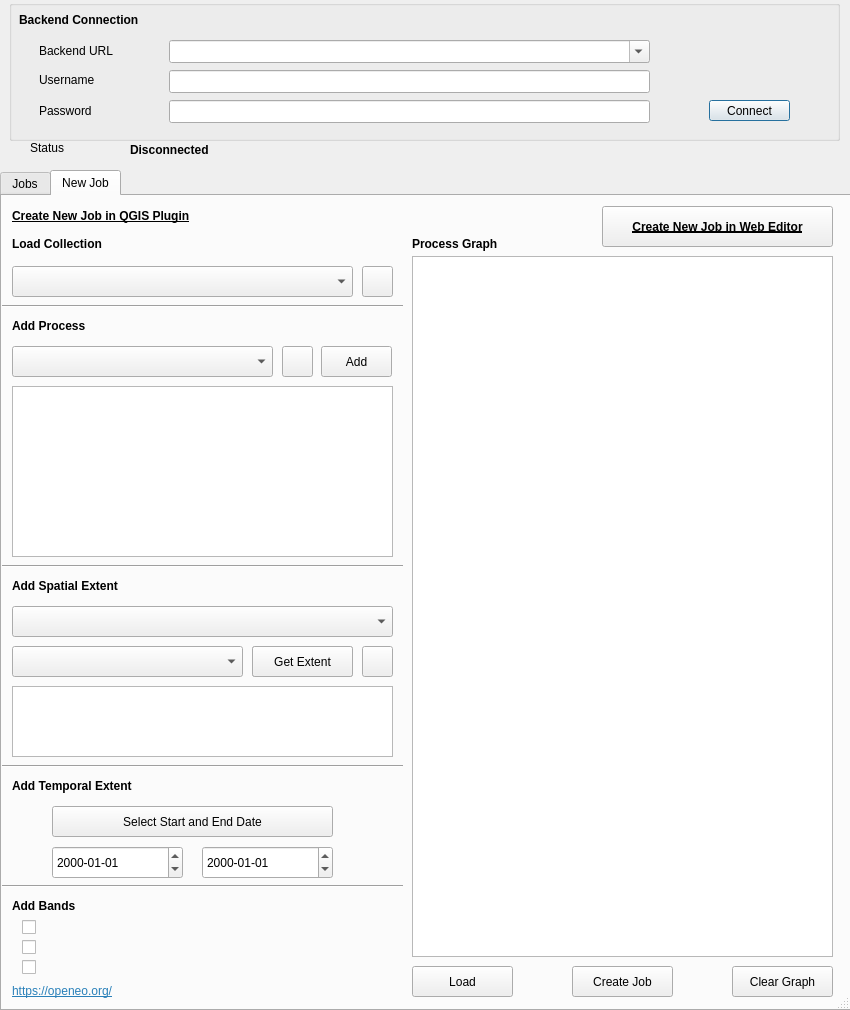
The window that openeo_connector_dialog_base.ui (Open-EO/openeo-qgis-plugin) describes before a commit, drawn with Qt 5.
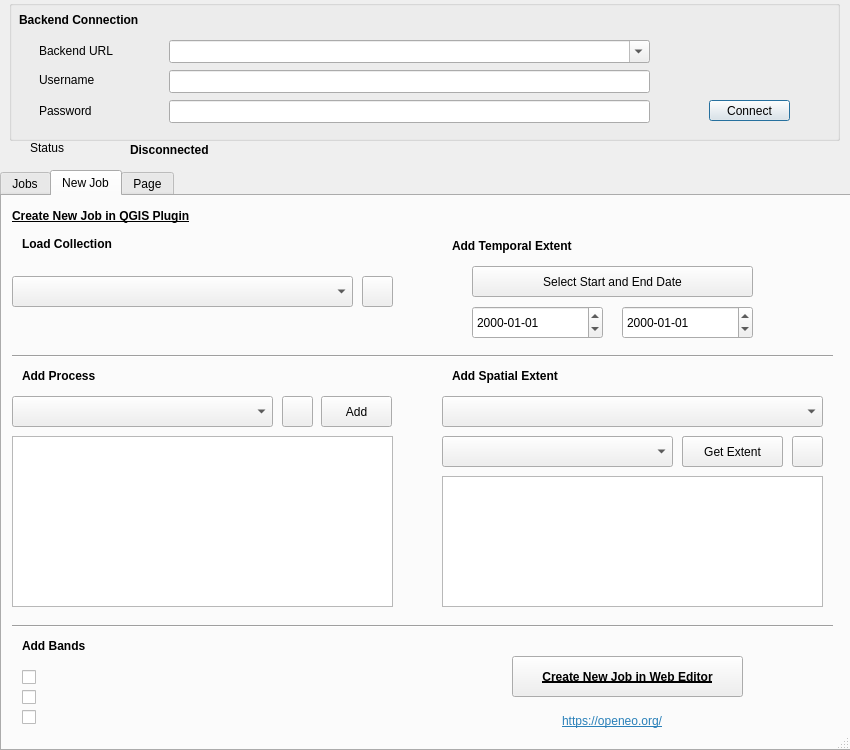
The same window after the commit. Icons and pictures are not drawn.

Commit message: recreated GUI - Issue 47

Patch:
```diff
--- a/openeo_connector_dialog_base.ui
+++ b/openeo_connector_dialog_base.ui
@@ -10,19 +10,19 @@
     <x>0</x>
     <y>0</y>
     <width>850</width>
-    <height>1010</height>
+    <height>750</height>
    </rect>
   </property>
   <property name="minimumSize">
    <size>
     <width>850</width>
-    <height>1000</height>
+    <height>750</height>
    </size>
   </property>
   <property name="maximumSize">
    <size>
-    <width>1275</width>
-    <height>1500</height>
+    <width>850</width>
+    <height>750</height>
    </size>
   </property>
   <property name="windowTitle">
@@ -193,7 +193,7 @@
      <x>0</x>
      <y>170</y>
      <width>851</width>
-     <height>841</height>
+     <height>581</height>
     </rect>
    </property>
    <property name="minimumSize">
@@ -294,24 +294,11 @@
     <attribute name="title">
      <string>New Job</string>
     </attribute>
-    <widget class="QPushButton" name="sendButton">
-     <property name="geometry">
-      <rect>
-       <x>570</x>
-       <y>770</y>
-       <width>101</width>
-       <height>31</height>
-      </rect>
-     </property>
-     <property name="text">
-      <string>Create Job</string>
-     </property>
-    </widget>
     <widget class="QComboBox" name="collectionBox">
      <property name="geometry">
       <rect>
        <x>10</x>
-       <y>70</y>
+       <y>80</y>
        <width>341</width>
        <height>31</height>
       </rect>
@@ -321,7 +308,7 @@
      <property name="geometry">
       <rect>
        <x>10</x>
-       <y>150</y>
+       <y>200</y>
        <width>261</width>
        <height>31</height>
       </rect>
@@ -331,7 +318,7 @@
      <property name="geometry">
       <rect>
        <x>319</x>
-       <y>150</y>
+       <y>200</y>
        <width>71</width>
        <height>31</height>
       </rect>
@@ -343,7 +330,7 @@
     <widget class="QLabel" name="label_6">
      <property name="geometry">
       <rect>
-       <x>10</x>
+       <x>20</x>
        <y>40</y>
        <width>131</width>
        <height>16</height>
@@ -356,8 +343,8 @@
     <widget class="QLabel" name="label_7">
      <property name="geometry">
       <rect>
-       <x>10</x>
-       <y>120</y>
+       <x>20</x>
+       <y>170</y>
        <width>101</width>
        <height>20</height>
       </rect>
@@ -369,48 +356,12 @@
       <set>Qt::AlignLeading|Qt::AlignLeft|Qt::AlignVCenter</set>
      </property>
     </widget>
-    <widget class="QPushButton" name="clearButton">
-     <property name="geometry">
-      <rect>
-       <x>730</x>
-       <y>770</y>
-       <width>101</width>
-       <height>31</height>
-      </rect>
-     </property>
-     <property name="text">
-      <string>Clear Graph</string>
-     </property>
-    </widget>
-    <widget class="QTextEdit" name="processgraphEdit">
-     <property name="geometry">
-      <rect>
-       <x>410</x>
-       <y>60</y>
-       <width>421</width>
-       <height>701</height>
-      </rect>
-     </property>
-    </widget>
-    <widget class="QLabel" name="label_4">
-     <property name="geometry">
-      <rect>
-       <x>410</x>
-       <y>40</y>
-       <width>131</width>
-       <height>16</height>
-      </rect>
-     </property>
-     <property name="text">
-      <string>&lt;html&gt;&lt;head/&gt;&lt;body&gt;&lt;p&gt;&lt;span style=&quot; font-weight:600;&quot;&gt;Process Graph&lt;/span&gt;&lt;/p&gt;&lt;/body&gt;&lt;/html&gt;</string>
-     </property>
-    </widget>
     <widget class="Line" name="line">
      <property name="geometry">
       <rect>
-       <x>0</x>
-       <y>100</y>
-       <width>401</width>
+       <x>10</x>
+       <y>150</y>
+       <width>411</width>
        <height>20</height>
       </rect>
      </property>
@@ -418,24 +369,11 @@
       <enum>Qt::Horizontal</enum>
      </property>
     </widget>
-    <widget class="QPushButton" name="loadButton">
-     <property name="geometry">
-      <rect>
-       <x>410</x>
-       <y>770</y>
-       <width>101</width>
-       <height>31</height>
-      </rect>
-     </property>
-     <property name="text">
-      <string>Load</string>
-     </property>
-    </widget>
     <widget class="QLabel" name="label_21">
      <property name="geometry">
       <rect>
-       <x>10</x>
-       <y>780</y>
+       <x>560</x>
+       <y>510</y>
        <width>171</width>
        <height>31</height>
       </rect>
@@ -447,9 +385,9 @@
     <widget class="Line" name="line_2">
      <property name="geometry">
       <rect>
-       <x>0</x>
-       <y>360</y>
-       <width>401</width>
+       <x>10</x>
+       <y>420</y>
+       <width>431</width>
        <height>20</height>
       </rect>
      </property>
@@ -460,8 +398,8 @@
     <widget class="QLabel" name="label_8">
      <property name="geometry">
       <rect>
-       <x>10</x>
-       <y>380</y>
+       <x>450</x>
+       <y>170</y>
        <width>161</width>
        <height>20</height>
       </rect>
@@ -476,8 +414,8 @@
     <widget class="QComboBox" name="extentBox">
      <property name="geometry">
       <rect>
-       <x>10</x>
-       <y>410</y>
+       <x>440</x>
+       <y>200</y>
        <width>381</width>
        <height>31</height>
       </rect>
@@ -487,7 +425,7 @@
      <property name="geometry">
       <rect>
        <x>10</x>
-       <y>190</y>
+       <y>240</y>
        <width>381</width>
        <height>171</height>
       </rect>
@@ -496,8 +434,8 @@
     <widget class="QPushButton" name="selectDate">
      <property name="geometry">
       <rect>
-       <x>50</x>
-       <y>610</y>
+       <x>470</x>
+       <y>70</y>
        <width>281</width>
        <height>31</height>
       </rect>
@@ -509,8 +447,8 @@
     <widget class="QLabel" name="label_9">
      <property name="geometry">
       <rect>
-       <x>10</x>
-       <y>580</y>
+       <x>450</x>
+       <y>40</y>
        <width>161</width>
        <height>20</height>
       </rect>
@@ -525,8 +463,8 @@
     <widget class="Line" name="line_3">
      <property name="geometry">
       <rect>
-       <x>0</x>
-       <y>560</y>
+       <x>430</x>
+       <y>420</y>
        <width>401</width>
        <height>20</height>
       </rect>
@@ -538,18 +476,18 @@
     <widget class="QTextEdit" name="processgraphSpatialExtent">
      <property name="geometry">
       <rect>
-       <x>10</x>
-       <y>490</y>
+       <x>440</x>
+       <y>280</y>
        <width>381</width>
-       <height>71</height>
+       <height>131</height>
       </rect>
      </property>
     </widget>
     <widget class="QDateEdit" name="StartDateEdit">
      <property name="geometry">
       <rect>
-       <x>50</x>
-       <y>650</y>
+       <x>470</x>
+       <y>110</y>
        <width>131</width>
        <height>33</height>
       </rect>
@@ -564,8 +502,8 @@
     <widget class="QDateEdit" name="EndDateEdit">
      <property name="geometry">
       <rect>
-       <x>200</x>
-       <y>650</y>
+       <x>620</x>
+       <y>110</y>
        <width>131</width>
        <height>33</height>
       </rect>
@@ -599,8 +537,8 @@
     <widget class="QPushButton" name="moveButton">
      <property name="geometry">
       <rect>
-       <x>600</x>
-       <y>10</y>
+       <x>510</x>
+       <y>460</y>
        <width>231</width>
        <height>41</height>
       </rect>
@@ -619,8 +557,8 @@
     <widget class="QComboBox" name="layersBox">
      <property name="geometry">
       <rect>
-       <x>10</x>
-       <y>450</y>
+       <x>440</x>
+       <y>240</y>
        <width>231</width>
        <height>31</height>
       </rect>
@@ -629,8 +567,8 @@
     <widget class="QPushButton" name="drawBtn">
      <property name="geometry">
       <rect>
-       <x>250</x>
-       <y>450</y>
+       <x>680</x>
+       <y>240</y>
        <width>101</width>
        <height>31</height>
       </rect>
@@ -642,8 +580,8 @@
     <widget class="QPushButton" name="getBtn">
      <property name="geometry">
       <rect>
-       <x>250</x>
-       <y>450</y>
+       <x>680</x>
+       <y>240</y>
        <width>101</width>
        <height>31</height>
       </rect>
@@ -655,8 +593,8 @@
     <widget class="QPushButton" name="reloadBtn">
      <property name="geometry">
       <rect>
-       <x>360</x>
-       <y>450</y>
+       <x>790</x>
+       <y>240</y>
        <width>31</width>
        <height>31</height>
       </rect>
@@ -676,7 +614,7 @@
      <property name="geometry">
       <rect>
        <x>360</x>
-       <y>70</y>
+       <y>80</y>
        <width>31</width>
        <height>31</height>
       </rect>
@@ -701,7 +639,7 @@
      <property name="geometry">
       <rect>
        <x>280</x>
-       <y>150</y>
+       <y>200</y>
        <width>31</width>
        <height>31</height>
       </rect>
@@ -719,9 +657,9 @@
     <widget class="Line" name="line_4">
      <property name="geometry">
       <rect>
-       <x>0</x>
-       <y>680</y>
-       <width>401</width>
+       <x>420</x>
+       <y>150</y>
+       <width>411</width>
        <height>20</height>
       </rect>
      </property>
@@ -732,8 +670,8 @@
     <widget class="QLabel" name="label_11">
      <property name="geometry">
       <rect>
-       <x>10</x>
-       <y>700</y>
+       <x>20</x>
+       <y>440</y>
        <width>161</width>
        <height>20</height>
       </rect>
@@ -749,7 +687,7 @@
      <property name="geometry">
       <rect>
        <x>20</x>
-       <y>720</y>
+       <y>470</y>
        <width>371</width>
        <height>23</height>
       </rect>
@@ -762,7 +700,7 @@
      <property name="geometry">
       <rect>
        <x>20</x>
-       <y>740</y>
+       <y>490</y>
        <width>371</width>
        <height>23</height>
       </rect>
@@ -775,7 +713,7 @@
      <property name="geometry">
       <rect>
        <x>20</x>
-       <y>760</y>
+       <y>510</y>
        <width>371</width>
        <height>23</height>
       </rect>
@@ -820,6 +758,86 @@
     <zorder>checkBox2</zorder>
     <zorder>checkBox3</zorder>
    </widget>
+   <widget class="QWidget" name="tab_2">
+    <attribute name="title">
+     <string>Page</string>
+    </attribute>
+    <widget class="QPushButton" name="loadButton">
+     <property name="geometry">
+      <rect>
+       <x>730</x>
+       <y>30</y>
+       <width>101</width>
+       <height>31</height>
+      </rect>
+     </property>
+     <property name="text">
+      <string>Load</string>
+     </property>
+    </widget>
+    <widget class="QLabel" name="label_4">
+     <property name="geometry">
+      <rect>
+       <x>20</x>
+       <y>10</y>
+       <width>131</width>
+       <height>16</height>
+      </rect>
+     </property>
+     <property name="text">
+      <string>&lt;html&gt;&lt;head/&gt;&lt;body&gt;&lt;p&gt;&lt;span style=&quot; font-weight:600;&quot;&gt;Process Graph&lt;/span&gt;&lt;/p&gt;&lt;/body&gt;&lt;/html&gt;</string>
+     </property>
+    </widget>
+    <widget class="QPushButton" name="clearButton">
+     <property name="geometry">
+      <rect>
+       <x>730</x>
+       <y>130</y>
+       <width>101</width>
+       <height>31</height>
+      </rect>
+     </property>
+     <property name="text">
+      <string>Clear Graph</string>
+     </property>
+    </widget>
+    <widget class="QTextEdit" name="processgraphEdit">
+     <property name="geometry">
+      <rect>
+       <x>10</x>
+       <y>30</y>
+       <width>711</width>
+       <height>481</height>
+      </rect>
+     </property>
+    </widget>
+    <widget class="QPushButton" name="sendButton">
+     <property name="geometry">
+      <rect>
+       <x>730</x>
+       <y>80</y>
+       <width>101</width>
+       <height>31</height>
+      </rect>
+     </property>
+     <property name="text">
+      <string>Create Job</string>
+     </property>
+    </widget>
+    <widget class="QLabel" name="label_23">
+     <property name="geometry">
+      <rect>
+       <x>560</x>
+       <y>510</y>
+       <width>171</width>
+       <height>31</height>
+      </rect>
+     </property>
+     <property name="text">
+      <string>&lt;html&gt;&lt;head/&gt;&lt;body&gt;&lt;p&gt;&lt;a href=&quot;https://openeo.org/&quot;&gt;&lt;span style=&quot; text-decoration: underline; color:#2980b9;&quot;&gt;https://openeo.org/&lt;/span&gt;&lt;/a&gt;&lt;/p&gt;&lt;/body&gt;&lt;/html&gt;</string>
+     </property>
+    </widget>
+   </widget>
   </widget>
   <widget class="QLabel" name="statusLabel">
    <property name="geometry">
```
Left out of the diff: 17 changed lines with no effect on the pictures. The commit also changes 1 other file.
